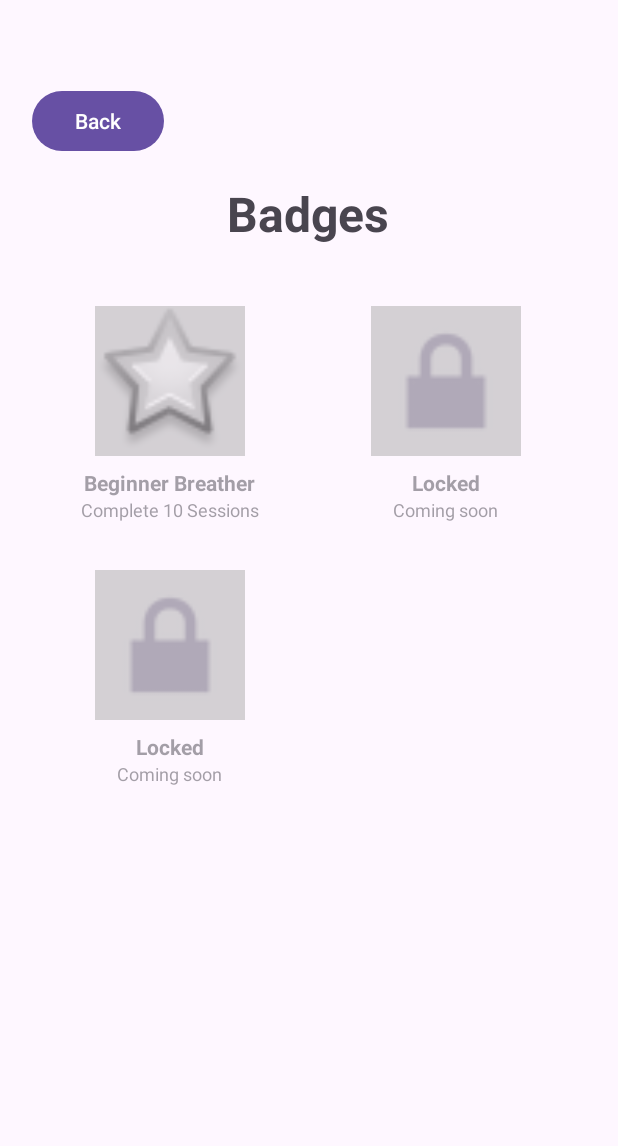
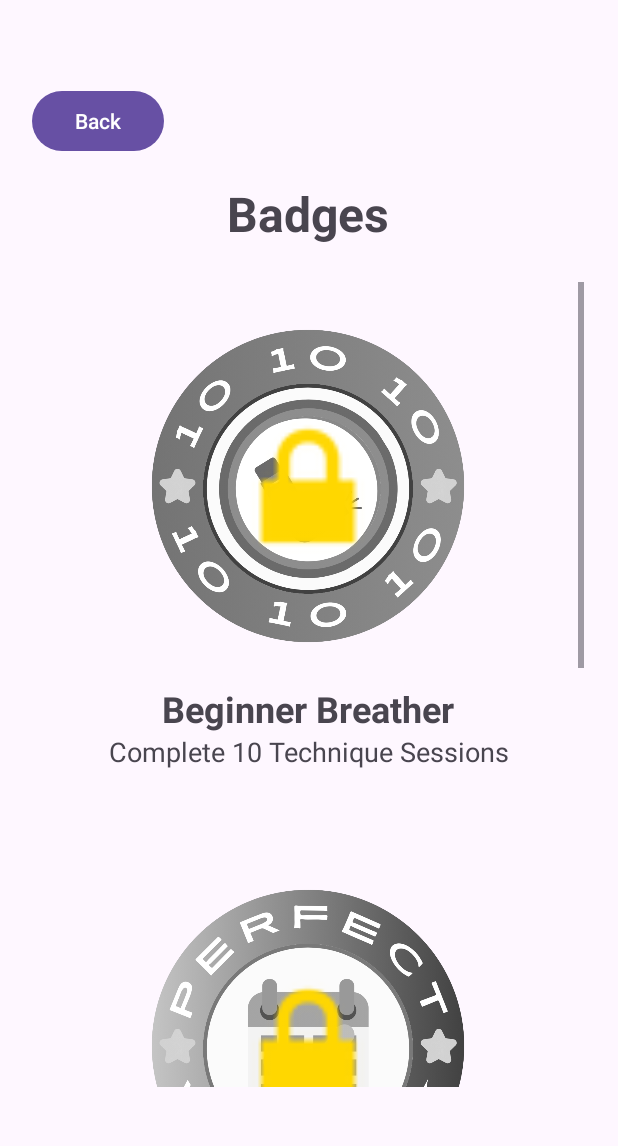
Before and after one commit to rossjspencer/breathe07, an Android app: the screen it shows after launch (MainActivity), after a tap on "Badges", on a phone screen of 412 x 824 dp, the part 29-1175 px from its top. Run offline under Robolectric (Android 15) with nearby library versions, the phone set to English and light mode, and no system bars; our stand-ins replace Firebase (no records; nobody signed in at launch, a user with empty details on screens opened directly).

Commit message:
feature: added badge graphics and logic, first badge is now unlockable

```diff
--- a/app/src/main/java/com/b07/asthmaid/r3/BadgesFragment.java
+++ b/app/src/main/java/com/b07/asthmaid/r3/BadgesFragment.java
@@ -1,5 +1,7 @@
 package com.b07.asthmaid.r3;
 
+import android.graphics.ColorMatrix;
+import android.graphics.ColorMatrixColorFilter;
 import android.os.Bundle;
 import android.view.LayoutInflater;
 import android.view.View;
@@ -33,10 +35,26 @@ public class BadgesFragment extends Fragment {
 
         LinearLayout badge1Layout = view.findViewById(R.id.badge1Layout);
         ImageView badge1Image = view.findViewById(R.id.badge1Image);
+        ImageView badge1Lock = view.findViewById(R.id.badge1Lock);
+
+        LinearLayout badge2Layout = view.findViewById(R.id.badge2Layout);
+        ImageView badge2Image = view.findViewById(R.id.badge2Image);
+        ImageView badge2Lock = view.findViewById(R.id.badge2Lock);
+
+        LinearLayout badge3Layout = view.findViewById(R.id.badge3Layout);
+        ImageView badge3Image = view.findViewById(R.id.badge3Image);
+        ImageView badge3Lock = view.findViewById(R.id.badge3Lock);
 
         statsRef = FirebaseDatabase.getInstance().getReference("guide_stats").child(TEMP_USER_ID);
 
-        checkBadgeStatus(badge1Layout, badge1Image);
+        // badges should be grayscale by default
+        applyGrayscale(badge1Image);
+        applyGrayscale(badge2Image);
+        applyGrayscale(badge3Image);
+
+        checkBadgeStatus(badge1Layout, badge1Image, badge1Lock,
+                badge2Layout, badge2Image, badge2Lock,
+                badge3Layout, badge3Image, badge3Lock);
 
         backButton.setOnClickListener(v -> {
             if (getParentFragmentManager().getBackStackEntryCount() > 0) {
@@ -47,17 +65,28 @@ public class BadgesFragment extends Fragment {
         return view;
     }
 
-    private void checkBadgeStatus(LinearLayout badgeLayout, ImageView badgeImage) {
+    private void applyGrayscale(ImageView imageView) {
+        ColorMatrix matrix = new ColorMatrix();
+        matrix.setSaturation(0);
+        ColorMatrixColorFilter filter = new ColorMatrixColorFilter(matrix);
+        imageView.setColorFilter(filter);
+    }
+
+    private void checkBadgeStatus(LinearLayout b1Layout, ImageView b1Image, ImageView b1Lock,
+                                  LinearLayout b2Layout, ImageView b2Image, ImageView b2Lock,
+                                  LinearLayout b3Layout, ImageView b3Image, ImageView b3Lock) {
+
         statsRef.addListenerForSingleValueEvent(new ValueEventListener() {
             @Override
             public void onDataChange(@NonNull DataSnapshot snapshot) {
                 GuideStats stats = snapshot.getValue(GuideStats.class);
+
+                // badge 1 check
                 if (stats != null && stats.totalSessions >= 10) {
-                    // unlock badge
-                    badgeLayout.setAlpha(1.0f);
-                    badgeImage.setImageResource(android.R.drawable.star_big_on);
-                    badgeImage.setBackgroundColor(0); // get rid of background
+                    unlockBadge(b1Layout, b1Image, b1Lock, R.drawable.badge_ten_sessions);
                 }
+
+                // badge 2 and 3 stuff goes here
             }
 
             @Override
@@ -66,4 +95,12 @@ public class BadgesFragment extends Fragment {
             }
         });
     }
+
+    private void unlockBadge(LinearLayout layout, ImageView image, ImageView lock, int drawableId) {
+        layout.setAlpha(1.0f);
+        image.clearColorFilter();
+        image.setImageResource(drawableId);
+        image.setBackgroundColor(0);
+        lock.setVisibility(View.GONE);
+    }
 }
--- a/app/src/main/res/layout/fragment_badges.xml
+++ b/app/src/main/res/layout/fragment_badges.xml
@@ -27,32 +27,43 @@
         android:gravity="center"
         android:layout_marginBottom="24dp" />
 
-    <GridLayout
+    <ScrollView
+        android:layout_width="match_parent"
+        android:layout_height="match_parent">
+
+        <LinearLayout
             android:layout_width="match_parent"
             android:layout_height="wrap_content"
-        android:columnCount="2"
-        android:rowCount="2"
-        android:alignmentMode="alignMargins"
-        android:columnOrderPreserved="false">
+            android:orientation="vertical"
+            android:gravity="center_horizontal">
 
-        <!-- Badge 1 -->
             <LinearLayout
                 android:id="@+id/badge1Layout"
-            android:layout_width="0dp"
+                android:layout_width="wrap_content"
                 android:layout_height="wrap_content"
-            android:layout_columnWeight="1"
                 android:orientation="vertical"
                 android:gravity="center"
-            android:padding="8dp"
-            android:layout_margin="8dp"
-            android:alpha="0.5"> <!-- Initially locked (dimmed) -->
+                android:padding="16dp"
+                android:layout_marginBottom="32dp">
+
+                <FrameLayout
+                    android:layout_width="wrap_content"
+                    android:layout_height="wrap_content">
 
                     <ImageView
                         android:id="@+id/badge1Image"
-                android:layout_width="100dp"
-                android:layout_height="100dp"
-                android:src="@android:drawable/star_big_off"
-                android:background="@android:color/darker_gray"/>
+                        android:layout_width="240dp"
+                        android:layout_height="240dp"
+                        android:src="@drawable/badge_ten_sessions" />
+
+                    <ImageView
+                        android:id="@+id/badge1Lock"
+                        android:layout_width="120dp"
+                        android:layout_height="120dp"
+                        android:layout_gravity="center"
+                        android:src="@android:drawable/ic_lock_lock"
+                        android:tint="#FFD700" />
+                </FrameLayout>
 
                 <TextView
                     android:id="@+id/badge1Title"
@@ -60,81 +71,111 @@
                     android:layout_height="wrap_content"
                     android:text="Beginner Breather"
                     android:textStyle="bold"
-                android:layout_marginTop="8dp"/>
+                    android:textSize="24sp"
+                    android:layout_marginTop="12dp"/>
 
                 <TextView
                     android:id="@+id/badge1Desc"
                     android:layout_width="wrap_content"
                     android:layout_height="wrap_content"
-                android:text="Complete 10 Sessions"
-                android:textSize="12sp"
+                    android:text="Complete 10 Technique Sessions"
+                    android:textSize="18sp"
                     android:gravity="center"/>
             </LinearLayout>
 
-        <!-- Badge 2 (Future) -->
             <LinearLayout
-            android:layout_width="0dp"
+                android:id="@+id/badge2Layout"
+                android:layout_width="wrap_content"
                 android:layout_height="wrap_content"
-            android:layout_columnWeight="1"
                 android:orientation="vertical"
                 android:gravity="center"
-            android:padding="8dp"
-            android:layout_margin="8dp"
-            android:alpha="0.5">
+                android:padding="16dp"
+                android:layout_marginBottom="32dp">
+
+                <FrameLayout
+                    android:layout_width="wrap_content"
+                    android:layout_height="wrap_content">
 
                     <ImageView
-                android:layout_width="100dp"
-                android:layout_height="100dp"
+                        android:id="@+id/badge2Image"
+                        android:layout_width="240dp"
+                        android:layout_height="240dp"
+                        android:src="@drawable/badge_perfect_week" />
+
+                    <ImageView
+                        android:id="@+id/badge2Lock"
+                        android:layout_width="120dp"
+                        android:layout_height="120dp"
+                        android:layout_gravity="center"
                         android:src="@android:drawable/ic_lock_lock"
-                android:background="@android:color/darker_gray"/>
+                        android:tint="#FFD700" />
+                </FrameLayout>
 
                 <TextView
+                    android:id="@+id/badge2Title"
                     android:layout_width="wrap_content"
                     android:layout_height="wrap_content"
-                android:text="Locked"
+                    android:text="Placeholder"
                     android:textStyle="bold"
-                android:layout_marginTop="8dp"/>
+                    android:textSize="24sp"
+                    android:layout_marginTop="12dp"/>
 
                 <TextView
+                    android:id="@+id/badge2Desc"
                     android:layout_width="wrap_content"
                     android:layout_height="wrap_content"
-                android:text="Coming soon"
-                android:textSize="12sp"
+                    android:text="Placeholder"
+                    android:textSize="18sp"
                     android:gravity="center"/>
             </LinearLayout>
 
-        <!-- Badge 3 (Future) -->
             <LinearLayout
-            android:layout_width="0dp"
+                android:id="@+id/badge3Layout"
+                android:layout_width="wrap_content"
                 android:layout_height="wrap_content"
-            android:layout_columnWeight="1"
                 android:orientation="vertical"
                 android:gravity="center"
-            android:padding="8dp"
-            android:layout_margin="8dp"
-            android:alpha="0.5">
+                android:padding="16dp"
+                android:layout_marginBottom="32dp">
+
+                 <FrameLayout
+                    android:layout_width="wrap_content"
+                    android:layout_height="wrap_content">
 
                     <ImageView
-                android:layout_width="100dp"
-                android:layout_height="100dp"
+                        android:id="@+id/badge3Image"
+                        android:layout_width="240dp"
+                        android:layout_height="240dp"
+                        android:src="@drawable/badge_low_rescue_month" />
+
+                    <ImageView
+                        android:id="@+id/badge3Lock"
+                        android:layout_width="120dp"
+                        android:layout_height="120dp"
+                        android:layout_gravity="center"
                         android:src="@android:drawable/ic_lock_lock"
-                android:background="@android:color/darker_gray"/>
+                        android:tint="#FFD700" />
+                </FrameLayout>
 
                 <TextView
+                    android:id="@+id/badge3Title"
                     android:layout_width="wrap_content"
                     android:layout_height="wrap_content"
-                android:text="Locked"
+                    android:text="Placeholder"
                     android:textStyle="bold"
-                android:layout_marginTop="8dp"/>
+                    android:textSize="24sp"
+                    android:layout_marginTop="12dp"/>
 
                 <TextView
+                    android:id="@+id/badge3Desc"
                     android:layout_width="wrap_content"
                     android:layout_height="wrap_content"
-                android:text="Coming soon"
-                android:textSize="12sp"
+                    android:text="Placeholder"
+                    android:textSize="18sp"
                     android:gravity="center"/>
             </LinearLayout>
 
-    </GridLayout>
+        </LinearLayout>
+    </ScrollView>
 
 </LinearLayout>
```
Also changed, not shown: app/src/main/res/drawable/badge_low_rescue_month.png (added), app/src/main/res/drawable/badge_perfect_week.png (added), app/src/main/res/drawable/badge_ten_sessions.png (added). Lines whose indentation alone changed are shown as unchanged.
